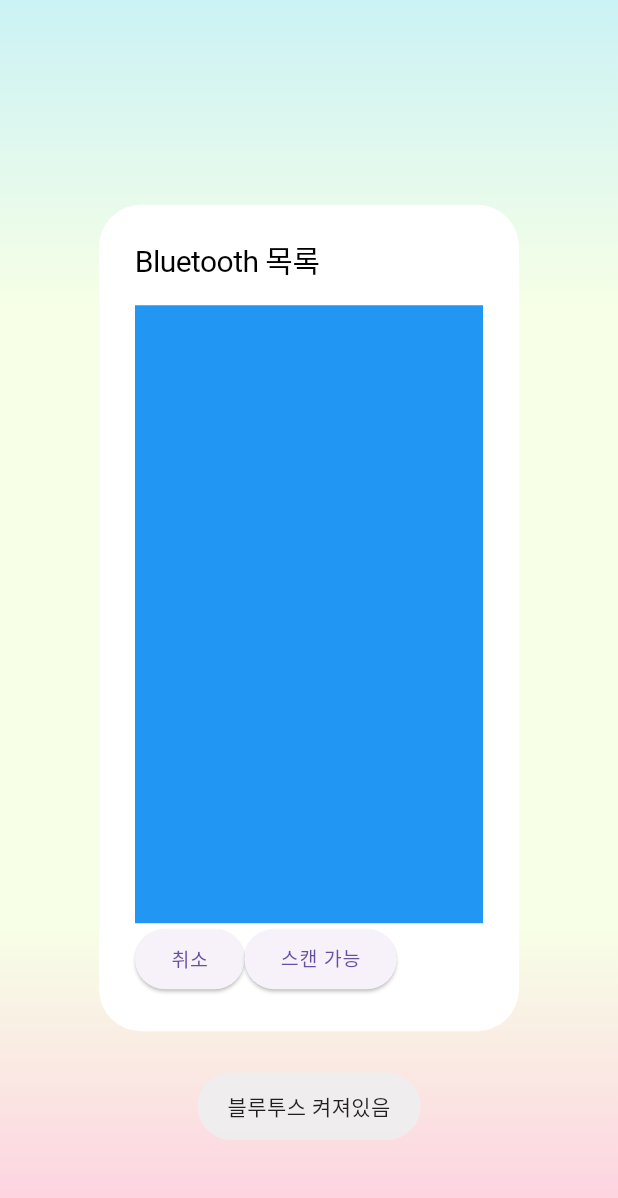
After one commit to jgh05168/GingGing, a Flutter app: the BluetoothConnectedDialog screen opened by its route, on a phone screen of 412 x 824 dp. The commit adds this screen. Shown: the top 1198 px of the screen. Run offline on Flutter 3.47's test engine with Material 3 defaults, Android fonts, the phone set to English and light mode, and no system bars; our stand-ins replace flutter_blue_plus, flutter_dotenv, fluttertoast, font_awesome_flutter, geolocator, go_router and 1 more; missing offline and left inert: flutter_naver_map; network calls fail; Roboto replaces fonts that are missing (yeonSung).

Commit message:
[FE] feat : 블루투스 스캔 모달로 변경 중 (#18)
Former-commit-id: 03cd6ab567323b4d39a47d65a90638ecd5b27867

```diff
--- a/frontend/lib/router/routes.dart
+++ b/frontend/lib/router/routes.dart
@@ -9,6 +9,7 @@
 import 'package:frontend/screens/member/login_screen.dart';
 import 'package:frontend/screens/member/signup_screen.dart';
 import 'package:frontend/screens/plogging/progressplogging/progress_plogging.dart';
+import 'package:frontend/screens/plogging/readyplogging/dialog/bluetooth_connected_dialog.dart';
 import 'package:frontend/screens/plogging/readyplogging/ready_plogging.dart';
 import 'package:frontend/screens/profile/profile_screen.dart';
 import 'package:frontend/screens/ranking/ranking_screen.dart';
@@ -209,7 +210,7 @@
       name: 'bluetooth',
       pageBuilder: (context, state) => CustomTransitionPage(
         key: state.pageKey,
-        child: FlutterBlueApp(),
+        child: const BluetoothConnectedDialog(),
         transitionsBuilder: (context, animation, secondaryAnimation, child) {
           return SlideTransition(
             position: Tween<Offset>(
--- /dev/null
+++ b/frontend/lib/screens/plogging/readyplogging/dialog/bluetooth_connected_dialog.dart
@@ -0,0 +1,144 @@
+import 'dart:io';
+
+import 'package:flutter/material.dart';
+import 'package:flutter/widgets.dart';
+import 'package:flutter_blue_plus/flutter_blue_plus.dart';
+import 'package:fluttertoast/fluttertoast.dart';
+import 'package:go_router/go_router.dart';
+
+class BluetoothConnectedDialog extends StatefulWidget {
+  const BluetoothConnectedDialog({super.key});
+
+  @override
+  State<BluetoothConnectedDialog> createState() => _BluetoothConnecState();
+}
+
+class _BluetoothConnecState extends State<BluetoothConnectedDialog> {
+  List<ScanResult> scanResults = [];
+  bool isScanning = false;
+
+  @override
+  Widget build(BuildContext context) {
+    return AlertDialog(
+      backgroundColor: Colors.white,
+      title: const Text('Bluetooth 목록'),
+      content: Container(
+        child: Column(
+          mainAxisSize: MainAxisSize.min,
+          children: [
+            SingleChildScrollView(
+              child: Container(
+                color: Colors.blue,
+                height: MediaQuery.of(context).size.height * 0.5,
+                child: ListView(
+                  children: scanResults
+                      .map((r) => r.device.advName.isNotEmpty
+                          ? ListTile(
+                              title: Text(r.device.advName),
+                              subtitle: Text(r.device.remoteId.toString()),
+                              trailing: Text(r.device.isConnected
+                                  ? 'Connected'
+                                  : 'DisConnected'),
+                              onTap: () {
+                                connectToDevice(r.device);
+                              })
+                          : Container())
+                      .toList(),
+                ),
+              ),
+            ),
+            Row(
+              children: [
+                ElevatedButton(
+                    onPressed: () {
+                      Navigator.of(context).pop();
+                    },
+                    child: const Text('취소')),
+                ElevatedButton(
+                    onPressed: () => isScanning ? null : startScan(),
+                    child: Text(isScanning ? '스캔 중' : '스캔 가능'))
+              ],
+            )
+          ],
+        ),
+      ),
+    );
+  }
+
+  @override
+  void initState() {
+    super.initState();
+    bluetoothSetting();
+    initBle();
+  }
+
+  @override
+  void dispose() {
+    super.dispose();
+  }
+
+  void initBle() {
+    // BLE 스캔 상태 얻기 위한 리스너
+    FlutterBluePlus.isScanning.listen((isScan) {
+      isScanning = isScan;
+      setState(() {});
+    });
+  }
+
+  bluetoothSetting() async {
+    if (await FlutterBluePlus.isSupported == false) {
+      Fluttertoast.showToast(msg: '블루투스가 지원되지 않습니다.');
+      return;
+    }
+
+    FlutterBluePlus.adapterState.listen((BluetoothAdapterState state) async {
+      if (state == BluetoothAdapterState.on) {
+        Fluttertoast.showToast(msg: '블루투스 켜져있음');
+      } // 블루투스가 켜져있다면 스캔 시작
+      else {
+        if (Platform.isAndroid) {
+          await FlutterBluePlus.turnOn();
+          Fluttertoast.showToast(msg: '블루투스 연결됨');
+        }
+      } // 블루투스 꺼져있다면 다시 켤 수 있도록
+    });
+  }
+
+  void startScan() {
+    if (!isScanning) {
+      scanResults.clear(); // 스캔 중 아니라면 기존 스캔 목록 삭제
+
+      FlutterBluePlus.startScan(
+          timeout: const Duration(seconds: 10)); // 새로운 스캔 시작
+
+      var subscription = FlutterBluePlus.scanResults.listen((results) {
+        setState(() {
+          scanResults = results;
+        });
+        for (ScanResult result in results) {
+          if (result.device.advName.isNotEmpty) {
+            print('${result.device.advName} found! rssi: ${result.rssi}');
+          }
+        }
+      });
+      FlutterBluePlus.cancelWhenScanComplete(subscription);
+    } else {
+      FlutterBluePlus.stopScan();
+    }
+  }
+
+  void connectToDevice(BluetoothDevice device) async {
+    try {
+      await device.connect();
+    } catch (e) {
+      print('connect 에러 : $e');
+    }
+    if (device.isConnected) {
+      Fluttertoast.showToast(msg: '${device.advName} 연결됨');
+      print('연결됨: ${device.advName}');
+    } else {
+      Fluttertoast.showToast(msg: '연결실패');
+    }
+    // 연결된 기기로 추가 작업 수행
+  }
+}
```
Also changed, not shown: frontend/lib/screens/plogging/readyplogging/ready_plogging.dart (+14 -8 lines).
